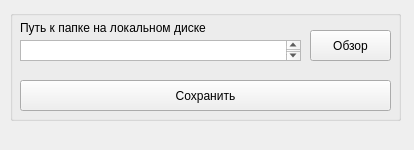
First picture: the form in ui/settings_form.ui, repository cory23e1/mycloud, before the edit.
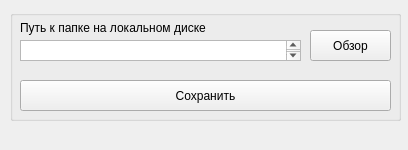
Second picture: the form after the edit.

Diff of the .ui file:
```diff
--- a/ui/settings_form.ui
+++ b/ui/settings_form.ui
@@ -9,7 +9,7 @@
    <rect>
     <x>0</x>
     <y>0</y>
-    <width>414</width>
+    <width>408</width>
     <height>150</height>
    </rect>
   </property>
```
Left out of the diff: 2 changed lines with no effect on the pictures.
